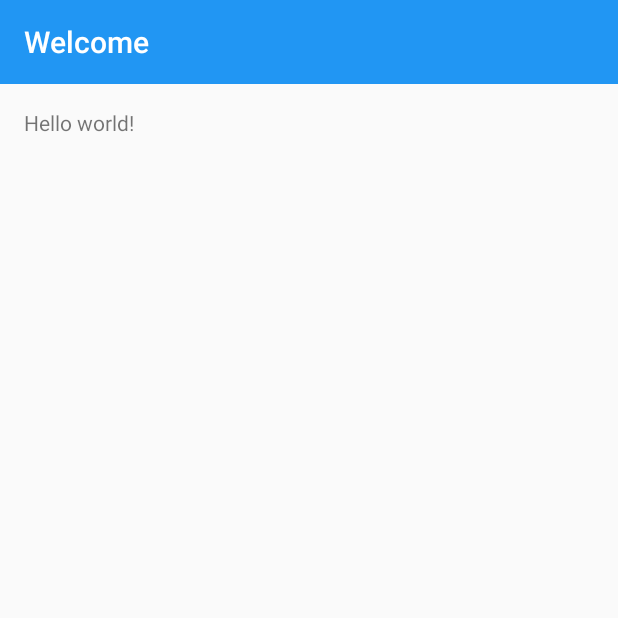
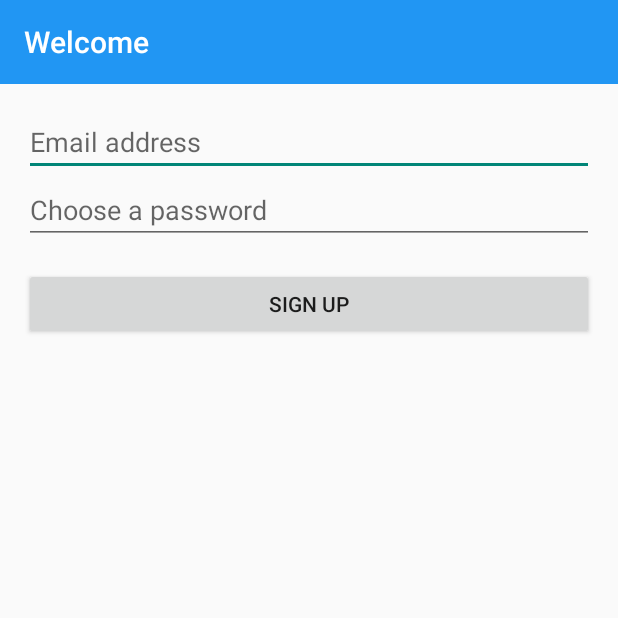
Before and after one commit to Appstax/appstax-android, an Android app: the screen it shows after launch (MainActivity), on a phone screen of 412 x 824 dp, the top half of it. Run offline under Robolectric (Android 15) with nearby library versions, the phone set to English and light mode, and no system bars; libraries missing offline, so code that uses them is left out: com.appstax, com.appstax.android; 2 statements that could not run were skipped.

Commit message:
Improve example app

```diff
--- a/examples/basic/app/build.gradle
+++ b/examples/basic/app/build.gradle
@@ -23,5 +23,5 @@ dependencies {
     compile fileTree(dir: 'libs', include: ['*.jar'])
     compile 'com.google.android.gms:play-services:7.5.0'
     compile 'com.android.support:appcompat-v7:22.2.0'
-    compile 'com.appstax:appstax-android:+'
+    compile 'com.appstax:appstax-android:1.0.2'
 }
--- a/examples/basic/app/src/main/res/layout/main.xml
+++ b/examples/basic/app/src/main/res/layout/main.xml
@@ -1,32 +1,44 @@
 <LinearLayout
     xmlns:android="http://schemas.android.com/apk/res/android"
     xmlns:tools="http://schemas.android.com/tools"
+    android:orientation="vertical"
     android:layout_width="match_parent"
     android:layout_height="wrap_content"
     android:layout_alignParentTop="true"
-    android:orientation="vertical"
     tools:context="com.appstax.basic.MainActivity">
 
     <include
         android:id="@+id/toolbar"
         layout="@layout/toolbar" />
 
-    <RelativeLayout
+    <LinearLayout
+        android:orientation="vertical"
         android:layout_width="fill_parent"
         android:layout_height="wrap_content"
         android:layout_alignParentTop="true"
-        android:paddingLeft="@dimen/activity_horizontal_margin"
-        android:paddingRight="@dimen/activity_horizontal_margin"
-        android:paddingTop="@dimen/activity_vertical_margin"
-        android:paddingBottom="@dimen/activity_vertical_margin">
+        android:padding="@dimen/spacing">
 
-        <TextView
-            android:id="@+id/text"
-            android:text="@string/hello_world"
-            android:layout_width="wrap_content"
-            android:layout_height="wrap_content" />
+        <EditText
+            android:id="@+id/email"
+            android:layout_width="fill_parent"
+            android:layout_height="wrap_content"
+            android:hint="@string/new_email_hint"
+            android:inputType="textEmailAddress" />
 
-    </RelativeLayout>
+        <EditText
+            android:id="@+id/password"
+            android:layout_width="fill_parent"
+            android:layout_height="wrap_content"
+            android:hint="@string/new_password_hint"
+            android:inputType="textPassword" />
 
+        <Button
+            android:id="@+id/button"
+            android:layout_width="fill_parent"
+            android:layout_height="wrap_content"
+            android:layout_marginTop="@dimen/spacing"
+            android:text="@string/action_sign_up" />
 
-    </LinearLayout>
+    </LinearLayout>
+
+</LinearLayout>
--- a/examples/basic/app/src/main/res/values-w820dp/dimens.xml
+++ /dev/null
@@ -1,6 +0,0 @@
-<resources>
-    <!-- Example customization of dimensions originally defined in res/values/dimens.xml
-         (such as screen margins) for screens with more than 820dp of available width. This
-         would include 7" and 10" devices in landscape (~960dp and ~1280dp respectively). -->
-    <dimen name="activity_horizontal_margin">64dp</dimen>
-</resources>
--- a/examples/basic/app/src/main/res/values/colors.xml
+++ b/examples/basic/app/src/main/res/values/colors.xml
@@ -1,11 +1,8 @@
-<?xml version="1.0" encoding="utf-8"?>
 <resources>
-
     <color name="primary">#2196F3</color>
     <color name="primary_dark">#1976D2</color>
     <color name="primary_text">#FFFFFF</color>
     <color name="primary_text_dark">#212121</color>
     <color name="window_background">#FFFFFF</color>
     <color name="accent">#FF4081</color>
-
 </resources>
--- a/examples/basic/app/src/main/res/values/dimens.xml
+++ b/examples/basic/app/src/main/res/values/dimens.xml
@@ -1,4 +1,3 @@
 <resources>
-    <dimen name="activity_horizontal_margin">16dp</dimen>
-    <dimen name="activity_vertical_margin">16dp</dimen>
+    <dimen name="spacing">16dp</dimen>
 </resources>
--- a/examples/basic/app/src/main/res/values/strings.xml
+++ b/examples/basic/app/src/main/res/values/strings.xml
@@ -1,7 +1,7 @@
 <resources>
     <string name="app_name">Basic</string>
     <string name="title_activity_main">Welcome</string>
-    <string name="title_activity_login">Please sign in</string>
-    <string name="hello_world">Hello world!</string>
-    <string name="action_settings">Settings</string>
+    <string name="new_email_hint">Email address</string>
+    <string name="new_password_hint">Choose a password</string>
+    <string name="action_sign_up">Sign up</string>
 </resources>
```
Also changed, not shown: examples/basic/app/src/main/java/com/appstax/basic/MainActivity.java (+42 -21 lines).
